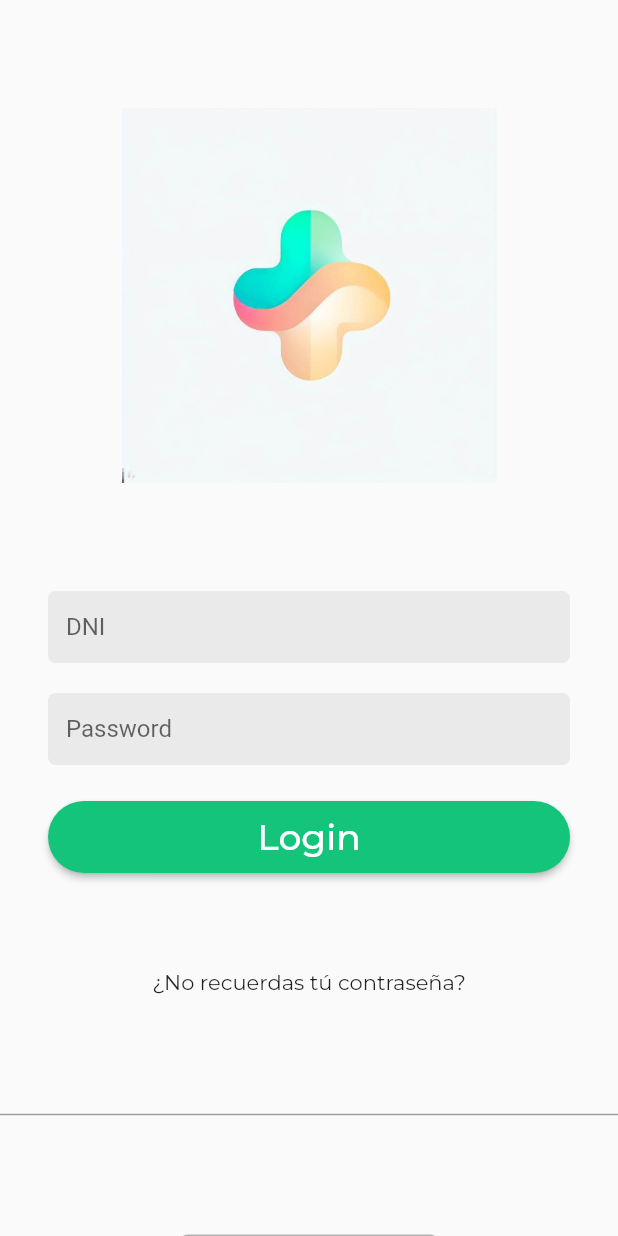
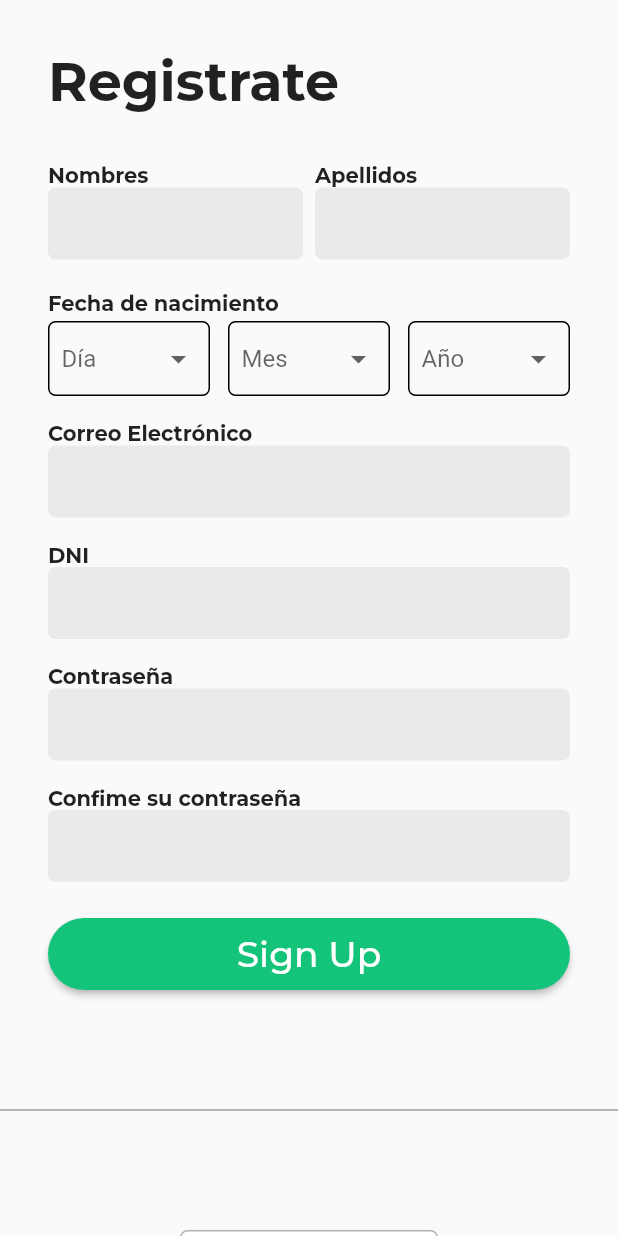
Before and after one commit to AaronCS25/care_file_one_app, a Flutter app: the screen it shows after launch, on a phone screen of 412 x 824 dp. Run offline on Flutter 3.47's test engine with Material 2 defaults, Android fonts, the phone set to English and light mode, and no system bars; our stand-ins replace google_fonts.

Commit message:
signup_screen.dart: added (best view)

```diff
--- a/lib/main.dart
+++ b/lib/main.dart
@@ -1,4 +1,5 @@
 import 'package:care_file_one/src/screens/login_screen.dart';
+import 'package:care_file_one/src/screens/signup_screen.dart';
 import 'package:flutter/material.dart';
 
 void main() {
@@ -13,9 +14,10 @@ class MainApp extends StatelessWidget {
     return MaterialApp(
       title: 'CareFile-One',
       debugShowCheckedModeBanner: false,
-      initialRoute: '/',
+      initialRoute: '/signup',
       routes: {
         '/': (context) => const LoginScreen(),
+        '/signup': (context) => const SignUpScreen(),
       },
     );
   }
--- a/lib/src/screens/login_screen.dart
+++ b/lib/src/screens/login_screen.dart
@@ -11,6 +11,8 @@ class LoginScreen extends StatefulWidget {
 class _LoginScreenState extends State<LoginScreen> {
   final TextEditingController _dni = TextEditingController();
   final TextEditingController _password = TextEditingController();
+
+  //?dispose
 
   @override
   Widget build(BuildContext context) {
@@ -40,7 +42,9 @@ class _LoginScreenState extends State<LoginScreen> {
                   child: TextField(
                     controller: _dni,
                     decoration: const InputDecoration(
-                        hintText: 'DNI', border: InputBorder.none),
+                      hintText: 'DNI',
+                      border: InputBorder.none,
+                    ),
                   ),
                 ),
               ),
--- /dev/null
+++ b/lib/src/screens/signup_screen.dart
@@ -0,0 +1,490 @@
+import 'package:google_fonts/google_fonts.dart';
+import 'package:flutter/material.dart';
+
+class SignUpScreen extends StatefulWidget {
+  const SignUpScreen({super.key});
+
+  @override
+  State<SignUpScreen> createState() => _SignUpScreenState();
+}
+
+class _SignUpScreenState extends State<SignUpScreen> {
+  final TextEditingController _firstName = TextEditingController();
+  final TextEditingController _lastName = TextEditingController();
+  final TextEditingController _email = TextEditingController();
+  final TextEditingController _dni = TextEditingController();
+  final TextEditingController _password = TextEditingController();
+  final TextEditingController _passwordConfirm = TextEditingController();
+
+  List<int> dayList = List<int>.generate(
+      31, (i) => i + 1); // Genera una lista de días del 1 al 31.
+  List<String> monthList = [
+    'Ene',
+    'Feb',
+    'Mar',
+    'Abr',
+    'May',
+    'Jun',
+    'Jul',
+    'Ago',
+    'Sep',
+    'Oct',
+    'Nov',
+    'Dic'
+  ]; // Lista de meses.
+  List<int> yearList = List<int>.generate(104, (i) => i + 1920)
+      .reversed
+      .toList(); // Genera una lista de años desde 1920 hasta el año actual
+
+  int? selectedDay;
+  String? selectedMonth;
+  int? selectedYear;
+
+  //?dispose
+
+  @override
+  Widget build(BuildContext context) {
+    return Scaffold(
+      body: SingleChildScrollView(
+        child: Column(
+          mainAxisAlignment: MainAxisAlignment.center,
+          children: [
+            //* TITLE REGISTER
+            Padding(
+              padding: const EdgeInsets.all(32),
+              child: SizedBox(
+                width: double.infinity,
+                child: Text(
+                  'Registrate',
+                  textAlign: TextAlign.start,
+                  style: GoogleFonts.montserrat(
+                    fontSize: 36,
+                    fontWeight: FontWeight.bold,
+                  ),
+                ),
+              ),
+            ),
+            //* ROW NAMES AND LASTANMES
+            Padding(
+              padding: const EdgeInsets.symmetric(horizontal: 32.0),
+              child: Row(
+                mainAxisAlignment: MainAxisAlignment.spaceBetween,
+                children: [
+                  Expanded(
+                    child: Column(
+                      crossAxisAlignment: CrossAxisAlignment.start,
+                      children: [
+                        Text(
+                          'Nombres',
+                          textAlign: TextAlign.start,
+                          style: GoogleFonts.montserrat(
+                            fontSize: 14,
+                            fontWeight: FontWeight.bold,
+                          ),
+                        ),
+                        Container(
+                          decoration: BoxDecoration(
+                            color: const Color.fromRGBO(93, 93, 93, 0.1),
+                            borderRadius: BorderRadius.circular(5),
+                          ),
+                          child: Padding(
+                            padding:
+                                const EdgeInsets.symmetric(horizontal: 8.0),
+                            child: TextField(
+                              controller: _firstName,
+                              decoration: const InputDecoration(
+                                border: InputBorder.none,
+                              ),
+                            ),
+                          ),
+                        ),
+                      ],
+                    ),
+                  ),
+                  const SizedBox(width: 8),
+                  Expanded(
+                    child: Column(
+                      crossAxisAlignment: CrossAxisAlignment.start,
+                      children: [
+                        Text(
+                          'Apellidos',
+                          textAlign: TextAlign.start,
+                          style: GoogleFonts.montserrat(
+                            fontSize: 14,
+                            fontWeight: FontWeight.bold,
+                          ),
+                        ),
+                        Container(
+                          decoration: BoxDecoration(
+                            color: const Color.fromRGBO(93, 93, 93, 0.1),
+                            borderRadius: BorderRadius.circular(5),
+                          ),
+                          child: Padding(
+                            padding:
+                                const EdgeInsets.symmetric(horizontal: 8.0),
+                            child: TextField(
+                              controller: _lastName,
+                              decoration: const InputDecoration(
+                                border: InputBorder.none,
+                              ),
+                            ),
+                          ),
+                        ),
+                      ],
+                    ),
+                  ),
+                ],
+              ),
+            ),
+            const SizedBox(
+              height: 16,
+            ),
+            //* BIRTH DAY - GPT GOD
+            Padding(
+              padding: const EdgeInsets.symmetric(horizontal: 32.0),
+              child: Column(
+                crossAxisAlignment: CrossAxisAlignment.start,
+                children: [
+                  Padding(
+                    padding: const EdgeInsets.symmetric(vertical: 4.0),
+                    child: Text(
+                      'Fecha de nacimiento',
+                      style: GoogleFonts.montserrat(
+                        fontSize: 14,
+                        fontWeight: FontWeight.bold,
+                      ),
+                    ),
+                  ),
+                  Row(
+                    mainAxisAlignment: MainAxisAlignment.spaceBetween,
+                    children: [
+                      Expanded(
+                        child: Container(
+                          padding: const EdgeInsets.symmetric(horizontal: 8.0),
+                          decoration: BoxDecoration(
+                            border: Border.all(
+                              color: Colors.black,
+                              width: 1.0,
+                            ),
+                            borderRadius: BorderRadius.circular(5),
+                          ),
+                          child: DropdownButtonHideUnderline(
+                            child: DropdownButton<int>(
+                              value: selectedDay,
+                              items: dayList
+                                  .map<DropdownMenuItem<int>>((int value) {
+                                return DropdownMenuItem<int>(
+                                  value: value,
+                                  child: Text(value.toString()),
+                                );
+                              }).toList(),
+                              onChanged: (int? newValue) {
+                                setState(() {
+                                  selectedDay = newValue;
+                                });
+                              },
+                              hint: const Text('Día'),
+                            ),
+                          ),
+                        ),
+                      ),
+                      const SizedBox(width: 12),
+                      Expanded(
+                        child: Container(
+                          padding: const EdgeInsets.symmetric(horizontal: 8),
+                          decoration: BoxDecoration(
+                            border: Border.all(
+                              color: Colors.black,
+                              width: 1.0,
+                            ),
+                            borderRadius: BorderRadius.circular(5),
+                          ),
+                          child: DropdownButtonHideUnderline(
+                            child: DropdownButton<String>(
+                              value: selectedMonth,
+                              items: monthList.map<DropdownMenuItem<String>>(
+                                  (String value) {
+                                return DropdownMenuItem<String>(
+                                  value: value,
+                                  child: Text(value),
+                                );
+                              }).toList(),
+                              onChanged: (String? newValue) {
+                                setState(() {
+                                  selectedMonth = newValue;
+                                });
+                              },
+                              hint: const Text('Mes'),
+                            ),
+                          ),
+                        ),
+                      ),
+                      const SizedBox(width: 12),
+                      Expanded(
+                        child: Container(
+                          padding: const EdgeInsets.symmetric(horizontal: 8),
+                          decoration: BoxDecoration(
+                            border: Border.all(
+                              color: Colors.black,
+                              width: 1.0,
+                            ),
+                            borderRadius: BorderRadius.circular(5),
+                          ),
+                          child: DropdownButtonHideUnderline(
+                            child: DropdownButton<int>(
+                              value: selectedYear,
+                              items: yearList
+                                  .map<DropdownMenuItem<int>>((int value) {
+                                return DropdownMenuItem<int>(
+                                  value: value,
+                                  child: Text(value.toString()),
+                                );
+                              }).toList(),
+                              onChanged: (int? newValue) {
+                                setState(() {
+                                  selectedYear = newValue;
+                                });
+                              },
+                              hint: const Text('Año'),
+                            ),
+                          ),
+                        ),
+                      ),
+                    ],
+                  ),
+                ],
+              ),
+            ),
+
+            const SizedBox(
+              height: 16,
+            ),
+            //* EMAIL INPUT
+            Padding(
+              padding: const EdgeInsets.symmetric(horizontal: 32.0),
+              child: Row(
+                mainAxisAlignment: MainAxisAlignment.start,
+                children: [
+                  Expanded(
+                    child: Column(
+                      crossAxisAlignment: CrossAxisAlignment.start,
+                      children: [
+                        Text(
+                          'Correo Electrónico',
+                          textAlign: TextAlign.start,
+                          style: GoogleFonts.montserrat(
+                            fontSize: 14,
+                            fontWeight: FontWeight.bold,
+                          ),
+                        ),
+                        Container(
+                          decoration: BoxDecoration(
+                            color: const Color.fromRGBO(93, 93, 93, 0.1),
+                            borderRadius: BorderRadius.circular(5),
+                          ),
+                          child: Padding(
+                            padding:
+                                const EdgeInsets.symmetric(horizontal: 8.0),
+                            child: TextField(
+                              controller: _email,
+                              decoration: const InputDecoration(
+                                border: InputBorder.none,
+                              ),
+                            ),
+                          ),
+                        ),
+                      ],
+                    ),
+                  ),
+                ],
+              ),
+            ),
+            const SizedBox(
+              height: 16,
+            ),
+            //* DNI INPUT
+            Padding(
+              padding: const EdgeInsets.symmetric(horizontal: 32.0),
+              child: Row(
+                mainAxisAlignment: MainAxisAlignment.start,
+                children: [
+                  Expanded(
+                    child: Column(
+                      crossAxisAlignment: CrossAxisAlignment.start,
+                      children: [
+                        Text(
+                          'DNI',
+                          textAlign: TextAlign.start,
+                          style: GoogleFonts.montserrat(
+                            fontSize: 14,
+                            fontWeight: FontWeight.bold,
+                          ),
+                        ),
+                        Container(
+                          decoration: BoxDecoration(
+                            color: const Color.fromRGBO(93, 93, 93, 0.1),
+                            borderRadius: BorderRadius.circular(5),
+                          ),
+                          child: Padding(
+                            padding:
+                                const EdgeInsets.symmetric(horizontal: 8.0),
+                            child: TextField(
+                              controller: _dni,
+                              decoration: const InputDecoration(
+                                border: InputBorder.none,
+                              ),
+                            ),
+                          ),
+                        ),
+                      ],
+                    ),
+                  ),
+                ],
+              ),
+            ),
+            const SizedBox(
+              height: 16,
+            ),
+            //* PASSWPORD INPUT
+            Padding(
+              padding: const EdgeInsets.symmetric(horizontal: 32.0),
+              child: Row(
+                mainAxisAlignment: MainAxisAlignment.start,
+                children: [
+                  Expanded(
+                    child: Column(
+                      crossAxisAlignment: CrossAxisAlignment.start,
+                      children: [
+                        Text(
+                          'Contraseña',
+                          textAlign: TextAlign.start,
+                          style: GoogleFonts.montserrat(
+                            fontSize: 14,
+                            fontWeight: FontWeight.bold,
+                          ),
+                        ),
+                        Container(
+                          decoration: BoxDecoration(
+                            color: const Color.fromRGBO(93, 93, 93, 0.1),
+                            borderRadius: BorderRadius.circular(5),
+                          ),
+                          child: Padding(
+                            padding:
+                                const EdgeInsets.symmetric(horizontal: 8.0),
+                            child: TextField(
+                              controller: _password,
+                              decoration: const InputDecoration(
+                                border: InputBorder.none,
+                              ),
+                              obscureText: true,
+                            ),
+                          ),
+                        ),
+                      ],
+                    ),
+                  ),
+                ],
+              ),
+            ),
+            const SizedBox(height: 16),
+            //* CONFIRM PASSWORD INPUT
+            Padding(
+              padding: const EdgeInsets.symmetric(horizontal: 32.0),
+              child: Row(
+                mainAxisAlignment: MainAxisAlignment.start,
+                children: [
+                  Expanded(
+                    child: Column(
+                      crossAxisAlignment: CrossAxisAlignment.start,
+                      children: [
+                        Text(
+                          'Confime su contraseña',
+                          textAlign: TextAlign.start,
+                          style: GoogleFonts.montserrat(
+                            fontSize: 14,
+                            fontWeight: FontWeight.bold,
+                          ),
+                        ),
+                        Container(
+                          decoration: BoxDecoration(
+                            color: const Color.fromRGBO(93, 93, 93, 0.1),
+                            borderRadius: BorderRadius.circular(5),
+                          ),
+                          child: Padding(
+                            padding:
+                                const EdgeInsets.symmetric(horizontal: 8.0),
+                            child: TextField(
+                              controller: _passwordConfirm,
+                              decoration: const InputDecoration(
+                                border: InputBorder.none,
+                              ),
+                              obscureText: true,
+                            ),
+                          ),
+                        ),
+                      ],
+                    ),
+                  ),
+                ],
+              ),
+            ),
+            const SizedBox(height: 24),
+            //* SIGNUP BUTTON
+            Padding(
+              padding: const EdgeInsets.symmetric(horizontal: 32.0),
+              child: SizedBox(
+                width: double.infinity,
+                height: 48,
+                child: ElevatedButton(
+                  onPressed: () {},
+                  style: ElevatedButton.styleFrom(
+                      backgroundColor: const Color.fromRGBO(20, 196, 123, 1.0),
+                      shape: RoundedRectangleBorder(
+                          borderRadius: BorderRadius.circular(30))),
+                  child: Text(
+                    'Sign Up',
+                    style: GoogleFonts.montserrat(fontSize: 24),
+                  ),
+                ),
+              ),
+            ),
+            const SizedBox(height: 72),
+            const Divider(
+              color: Colors.grey,
+              thickness: 1,
+            ),
+            const SizedBox(height: 72),
+            //* LOGIN BUTTON
+            Padding(
+              padding: const EdgeInsets.symmetric(horizontal: 120),
+              child: SizedBox(
+                width: double.infinity,
+                height: 48,
+                child: ElevatedButton(
+                  style: ElevatedButton.styleFrom(
+                    elevation: 0,
+                    backgroundColor: const Color.fromRGBO(255, 255, 255, 1.0),
+                    shape: RoundedRectangleBorder(
+                        borderRadius: BorderRadius.circular(5),
+                        side: const BorderSide(
+                            color: Color.fromRGBO(0, 0, 0, 0.3))),
+                  ),
+                  onPressed: () {},
+                  child: Text(
+                    'Login',
+                    style: GoogleFonts.montserrat(
+                      textStyle: const TextStyle(
+                        color: Color.fromRGBO(100, 219, 84, 1.0),
+                        fontSize: 14,
+                      ),
+                    ),
+                  ),
+                ),
+              ),
+            ),
+          ],
+        ),
+      ),
+    );
+  }
+}
```
